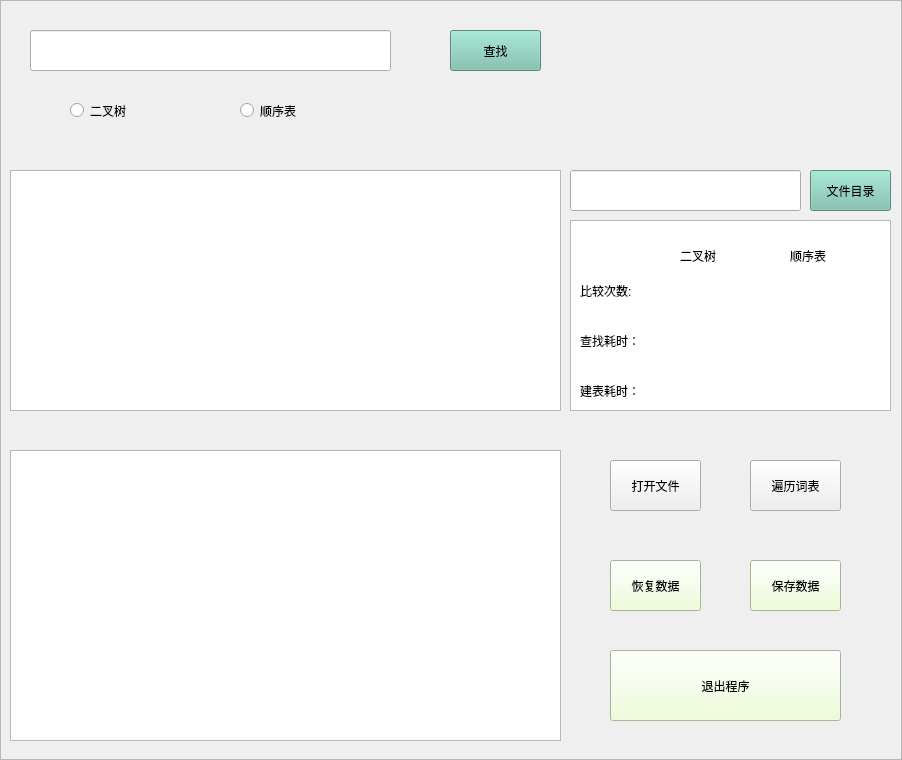
This is widget.ui in Mauriyin/BookDictionary as Qt 5 draws it before an edit. The edited form follows.
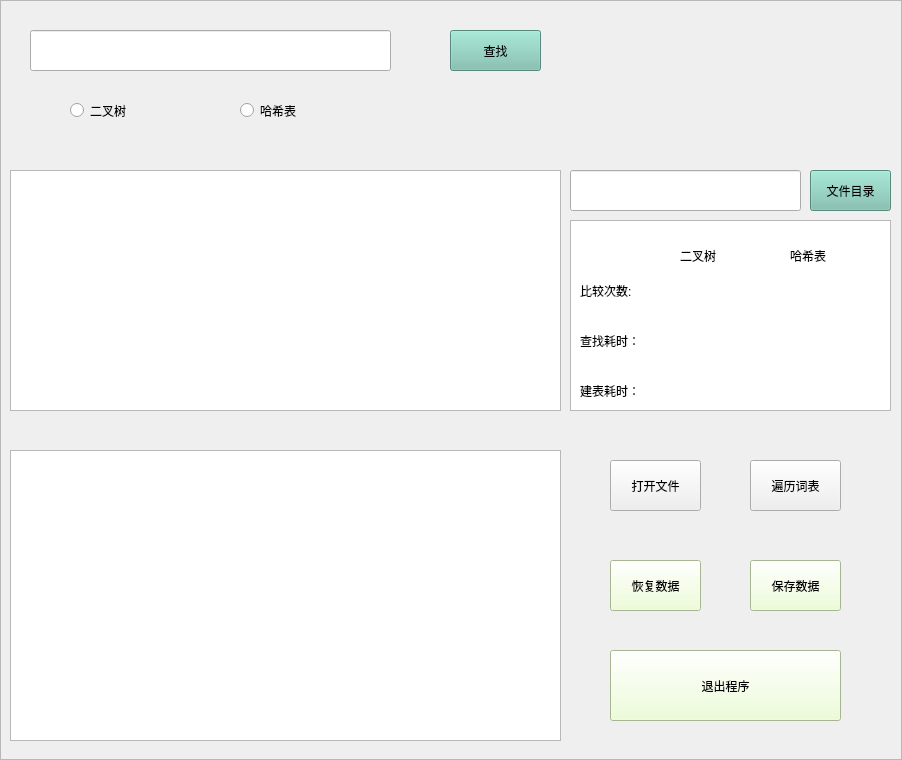
This is the edited form. Icons and pictures are not drawn.

```diff
--- a/widget.ui
+++ b/widget.ui
@@ -118,7 +118,7 @@
     </rect>
    </property>
    <property name="text">
-    <string>顺序表</string>
+    <string>哈希表</string>
    </property>
   </widget>
   <widget class="QLabel" name="label">
@@ -325,7 +325,7 @@
     </rect>
    </property>
    <property name="text">
-    <string>顺序表</string>
+    <string>哈希表</string>
    </property>
   </widget>
   <widget class="QLabel" name="label_11">
```
Left out of the diff: 1 changed line with no effect on the pictures.
